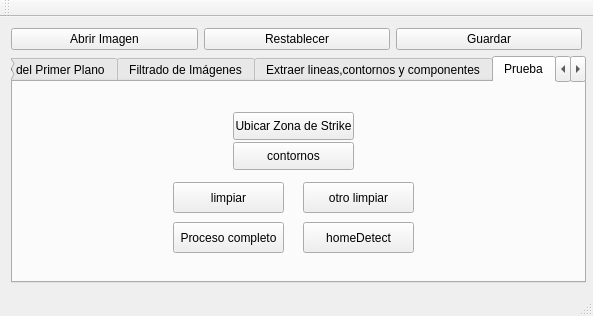
This is mainwindow.ui in gbmarcos/Str_Zone as Qt 5 draws it before an edit. The edited form follows.
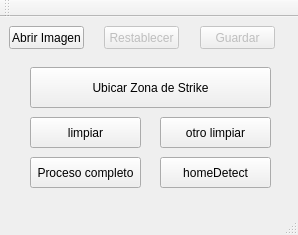
This is the edited form. The open tabs and pages were chosen to show the change.

Patch:
```diff
--- a/mainwindow.ui
+++ b/mainwindow.ui
@@ -6,60 +6,96 @@
    <rect>
     <x>0</x>
     <y>0</y>
-    <width>593</width>
-    <height>316</height>
+    <width>298</width>
+    <height>235</height>
    </rect>
   </property>
   <property name="minimumSize">
    <size>
-    <width>593</width>
-    <height>316</height>
+    <width>298</width>
+    <height>235</height>
    </size>
   </property>
   <property name="maximumSize">
    <size>
-    <width>593</width>
-    <height>316</height>
+    <width>298</width>
+    <height>235</height>
    </size>
   </property>
   <property name="windowTitle">
-   <string>MainWindow</string>
+   <string>Prototipo</string>
+  </property>
+  <property name="documentMode">
+   <bool>false</bool>
+  </property>
+  <property name="dockOptions">
+   <set>QMainWindow::AllowTabbedDocks|QMainWindow::AnimatedDocks</set>
   </property>
   <widget class="QWidget" name="centralWidget">
    <property name="layoutDirection">
     <enum>Qt::LeftToRight</enum>
    </property>
-   <layout class="QGridLayout" name="gridLayout">
-    <item row="0" column="0">
      <widget class="QPushButton" name="pushButton_2">
+    <property name="geometry">
+     <rect>
+      <x>9</x>
+      <y>9</y>
+      <width>75</width>
+      <height>23</height>
+     </rect>
+    </property>
       <property name="text">
        <string>Abrir Imagen</string>
       </property>
      </widget>
-    </item>
-    <item row="0" column="1">
      <widget class="QPushButton" name="pushButton_5">
+    <property name="enabled">
+     <bool>false</bool>
+    </property>
+    <property name="geometry">
+     <rect>
+      <x>104</x>
+      <y>9</y>
+      <width>75</width>
+      <height>23</height>
+     </rect>
+    </property>
       <property name="text">
        <string>Restablecer</string>
       </property>
      </widget>
-    </item>
-    <item row="0" column="2">
      <widget class="QPushButton" name="pushButton_3">
+    <property name="enabled">
+     <bool>false</bool>
+    </property>
+    <property name="geometry">
+     <rect>
+      <x>200</x>
+      <y>9</y>
+      <width>75</width>
+      <height>23</height>
+     </rect>
+    </property>
       <property name="text">
        <string>Guardar</string>
       </property>
      </widget>
-    </item>
-    <item row="1" column="0" colspan="3">
      <widget class="QTabWidget" name="Histograma">
       <property name="enabled">
        <bool>true</bool>
       </property>
+    <property name="geometry">
+     <rect>
+      <x>0</x>
+      <y>220</y>
+      <width>31</width>
+      <height>41</height>
+     </rect>
+    </property>
       <property name="minimumSize">
        <size>
-        <width>575</width>
-        <height>216</height>
+      <width>0</width>
+      <height>0</height>
        </size>
       </property>
       <property name="acceptDrops">
@@ -1738,86 +1774,8 @@
       </widget>
       <widget class="QWidget" name="tab_15">
        <attribute name="title">
-        <string>Prueba</string>
-       </attribute>
-       <widget class="QPushButton" name="pushButton_43">
-        <property name="geometry">
-         <rect>
-          <x>220</x>
-          <y>30</y>
-          <width>121</width>
-          <height>28</height>
-         </rect>
-        </property>
-        <property name="text">
-         <string>Ubicar Zona de Strike</string>
-        </property>
-       </widget>
-       <widget class="QPushButton" name="pushButton_44">
-        <property name="geometry">
-         <rect>
-          <x>220</x>
-          <y>60</y>
-          <width>121</width>
-          <height>28</height>
-         </rect>
-        </property>
-        <property name="text">
-         <string>contornos</string>
-        </property>
-       </widget>
-       <widget class="QPushButton" name="pushButton_46">
-        <property name="geometry">
-         <rect>
-          <x>160</x>
-          <y>100</y>
-          <width>111</width>
-          <height>31</height>
-         </rect>
-        </property>
-        <property name="text">
-         <string>limpiar</string>
-        </property>
-       </widget>
-       <widget class="QPushButton" name="pushButton_49">
-        <property name="geometry">
-         <rect>
-          <x>290</x>
-          <y>140</y>
-          <width>111</width>
-          <height>31</height>
-         </rect>
-        </property>
-        <property name="text">
-         <string>homeDetect</string>
-        </property>
-       </widget>
-       <widget class="QPushButton" name="pushButton_47">
-        <property name="geometry">
-         <rect>
-          <x>160</x>
-          <y>140</y>
-          <width>111</width>
-          <height>31</height>
-         </rect>
-        </property>
-        <property name="text">
-         <string>Proceso completo</string>
-        </property>
-       </widget>
-       <widget class="QPushButton" name="pushButton_48">
-        <property name="geometry">
-         <rect>
-          <x>290</x>
-          <y>100</y>
-          <width>111</width>
-          <height>31</height>
-         </rect>
-        </property>
-        <property name="text">
-         <string>otro limpiar</string>
-        </property>
-       </widget>
+      <string>Detección</string>
+     </attribute>
       </widget>
       <widget class="QWidget" name="tab_16">
        <attribute name="title">
@@ -1877,8 +1835,81 @@
        </widget>
       </widget>
      </widget>
-    </item>
-   </layout>
+   <widget class="QPushButton" name="pushButton_47">
+    <property name="geometry">
+     <rect>
+      <x>30</x>
+      <y>140</y>
+      <width>111</width>
+      <height>31</height>
+     </rect>
+    </property>
+    <property name="text">
+     <string>Proceso completo</string>
+    </property>
+   </widget>
+   <widget class="QPushButton" name="pushButton_48">
+    <property name="geometry">
+     <rect>
+      <x>160</x>
+      <y>100</y>
+      <width>111</width>
+      <height>31</height>
+     </rect>
+    </property>
+    <property name="text">
+     <string>otro limpiar</string>
+    </property>
+   </widget>
+   <widget class="QPushButton" name="pushButton_43">
+    <property name="geometry">
+     <rect>
+      <x>30</x>
+      <y>50</y>
+      <width>241</width>
+      <height>41</height>
+     </rect>
+    </property>
+    <property name="text">
+     <string>Ubicar Zona de Strike</string>
+    </property>
+   </widget>
+   <widget class="QPushButton" name="pushButton_49">
+    <property name="geometry">
+     <rect>
+      <x>160</x>
+      <y>140</y>
+      <width>111</width>
+      <height>31</height>
+     </rect>
+    </property>
+    <property name="text">
+     <string>homeDetect</string>
+    </property>
+   </widget>
+   <widget class="QPushButton" name="pushButton_46">
+    <property name="geometry">
+     <rect>
+      <x>30</x>
+      <y>100</y>
+      <width>111</width>
+      <height>31</height>
+     </rect>
+    </property>
+    <property name="text">
+     <string>limpiar</string>
+    </property>
+   </widget>
+   <zorder>pushButton_2</zorder>
+   <zorder>pushButton_5</zorder>
+   <zorder>pushButton_3</zorder>
+   <zorder>Histograma</zorder>
+   <zorder>widget</zorder>
+   <zorder>pushButton_47</zorder>
+   <zorder>pushButton_48</zorder>
+   <zorder>pushButton_43</zorder>
+   <zorder>pushButton_49</zorder>
+   <zorder>pushButton_46</zorder>
   </widget>
   <widget class="QMenuBar" name="menuBar">
    <property name="geometry">
```
Left out of the diff: 65 changed lines with no effect on the pictures. Lines whose indentation alone changed are shown as unchanged.
